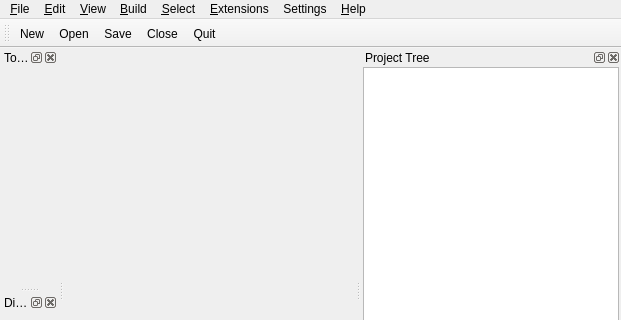
The window that avogadro/src/mainwindow.ui (cryos/avogadro) describes before a commit, drawn with Qt 5; both pictures show x 0 to 621 and y 0 to 320 of the 621 by 553 pixel window.
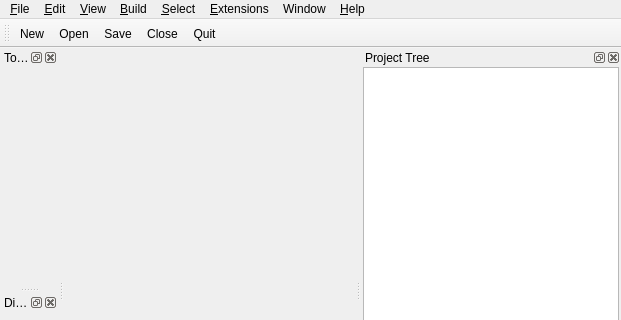
The same window after the commit. Icons and pictures are not drawn.

Commit message: Use "Window" menu on all platforms, not just Mac.

What changed in the file:
```diff
--- a/avogadro/src/mainwindow.ui
+++ b/avogadro/src/mainwindow.ui
@@ -75,9 +75,9 @@
     <addaction name="separator" />
     <addaction name="actionQuit" />
    </widget>
-   <widget class="QMenu" name="menuSettings" >
+   <widget class="QMenu" name="menuWindow" >
     <property name="title" >
-     <string>Settings</string>
+     <string>Window</string>
     </property>
     <widget class="QMenu" name="menuToolbars" >
      <property name="title" >
@@ -142,7 +142,7 @@
    <addaction name="menuBuild" />
    <addaction name="menuSelect" />
    <addaction name="menuExtensions" />
-   <addaction name="menuSettings" />
+   <addaction name="menuWindow" />
    <addaction name="menuHelp" />
   </widget>
   <widget class="QStatusBar" name="statusbar" />
```
The commit also changes 1 other file.
